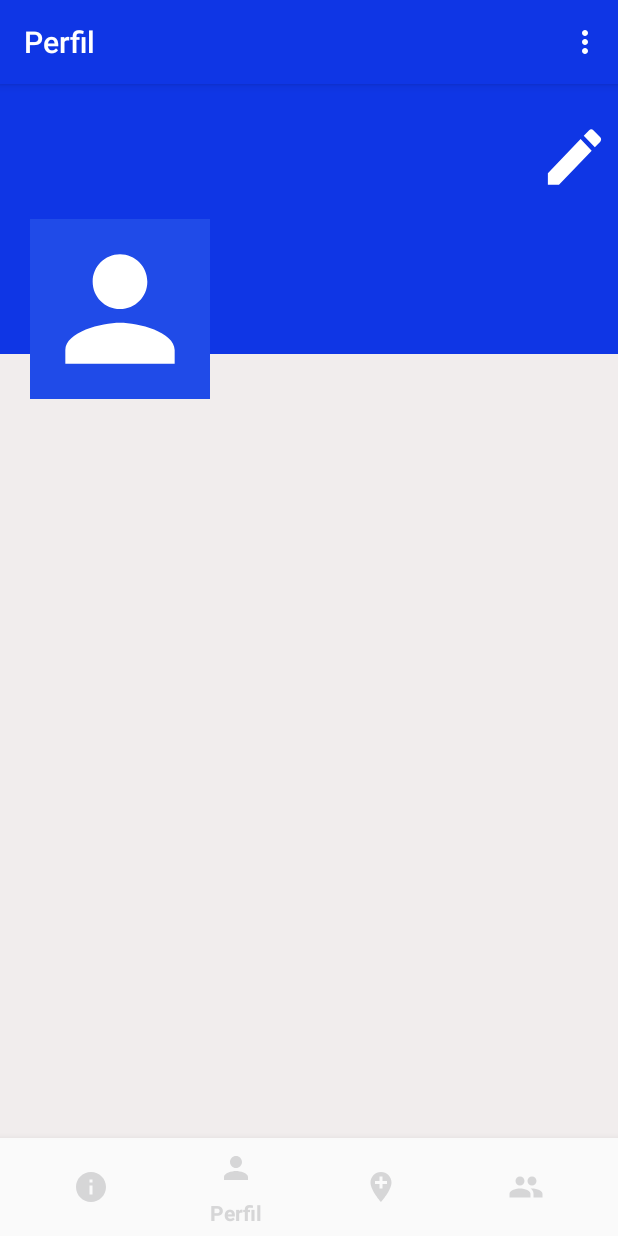
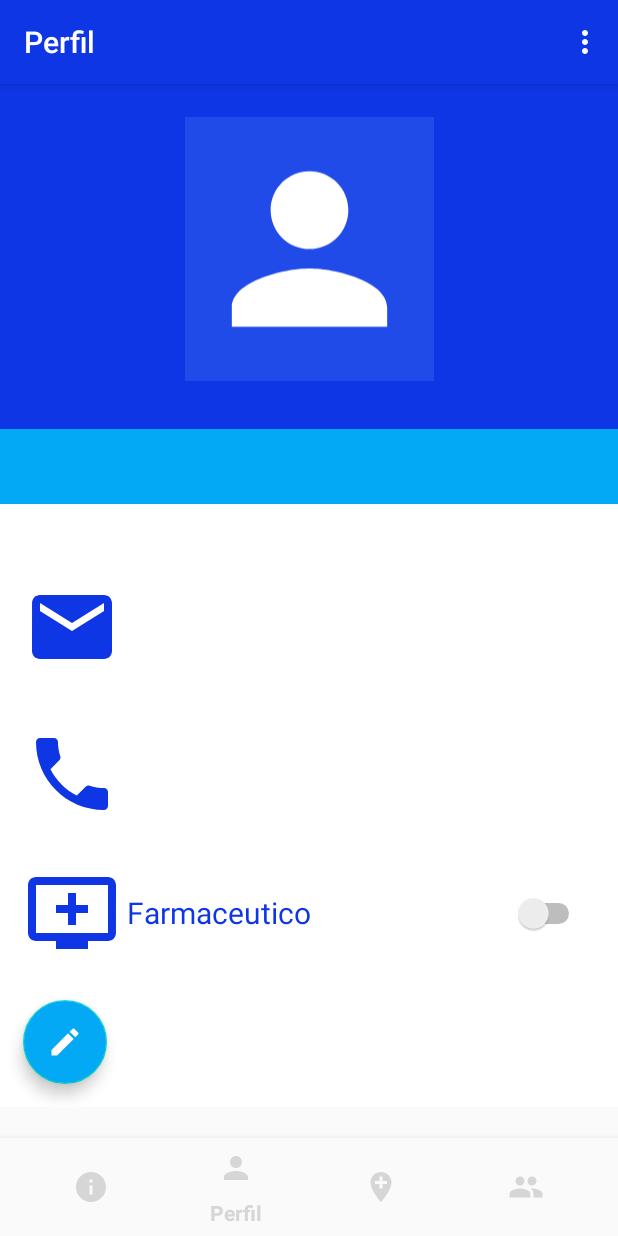
Before and after one commit to Dicorde/PharmApp_Final, an Android app: the screen it shows after launch once a user with an empty profile is signed in (DashboardActivity), item 2 of the bottom bar chosen, on a phone screen of 412 x 824 dp. Run offline under Robolectric (Android 15) with nearby library versions, the phone set to English and light mode, and no system bars; our stand-ins replace Firebase (no records; nobody signed in at launch, a user with empty details on screens opened directly), Picasso.

Commit message:
PharmApp_Final

```diff
--- a/app/src/main/java/com/example/diego/diploma/pharmapp_final/Activity/EditarUsuario.java
+++ b/app/src/main/java/com/example/diego/diploma/pharmapp_final/Activity/EditarUsuario.java
@@ -115,7 +115,6 @@ public class EditarUsuario extends AppCompatActivity {
                             map.put("password", password);
                             map.put("phone", phone);
                             map.put("imagenUsu", "");
-                              Log.d("ITEMCLICK", "siiii : "+map );
 
                      firebaseFirestore.collection("Users").document(user.getUid()).update(map).
                              addOnSuccessListener(new OnSuccessListener<Void>() {
--- a/app/src/main/java/com/example/diego/diploma/pharmapp_final/Adapter/AdapterChat.java
+++ b/app/src/main/java/com/example/diego/diploma/pharmapp_final/Adapter/AdapterChat.java
@@ -94,7 +94,7 @@ public class AdapterChat extends RecyclerView.Adapter<AdapterChat.MyHolder>{
         }
 
      //cuadro de dialogo para mensaje de elimianr
-        holder.mensajeLayout.setOnClickListener(new View.OnClickListener() {
+       holder.mensajeLayout.setOnClickListener(new View.OnClickListener() {
                 @Override
                 public void onClick(View v) {
                         AlertDialog.Builder builder = new AlertDialog.Builder(context);
@@ -141,7 +141,7 @@ public class AdapterChat extends RecyclerView.Adapter<AdapterChat.MyHolder>{
     }
 
 
-    private void deleteMessage( int position){
+   private void deleteMessage( int position){
 
         final String myUID = FirebaseAuth.getInstance().getCurrentUser().getUid();
 
@@ -150,7 +150,7 @@ public class AdapterChat extends RecyclerView.Adapter<AdapterChat.MyHolder>{
         String msgTimeStamp = chalist.get(position).getTimestamp();
 
         CollectionReference chatRef = firebaseFirestore.collection("Chat");
-        Log.d("ITEMCLICK", "paraqu : "+ chatRef);
+
 
         Query query = chatRef.orderBy("timestamp");
         Log.d("ITEMCLICK", "para : "+ query.orderBy("timestamp"));
--- a/app/src/main/java/com/example/diego/diploma/pharmapp_final/Adapter/AdapterUsuario.java
+++ b/app/src/main/java/com/example/diego/diploma/pharmapp_final/Adapter/AdapterUsuario.java
@@ -68,7 +68,7 @@ public class AdapterUsuario extends RecyclerView.Adapter<AdapterUsuario.Myholder
                 intent.putExtra("hisUid", miuid);
                 intent.putExtra("nameUid", userName);
                 intent.putExtra("images", userImagen);
-                Log.d("ITEMCLICK", "para q: "+ userImagen );
+              //  Log.d("ITEMCLICK", "para q: "+ userImagen );
 
                 context.startActivity(intent);
             }
--- a/app/src/main/java/com/example/diego/diploma/pharmapp_final/DashboardActivity.java
+++ b/app/src/main/java/com/example/diego/diploma/pharmapp_final/DashboardActivity.java
@@ -85,7 +85,7 @@ private BottomNavigationView.OnNavigationItemSelectedListener selectedListener=
          // opcines para las navegaxion inferior
                 switch (menuItem.getItemId()) {
                     case R.id.nav_Info:
-                        actionBar.setTitle("Info");
+                        actionBar.setTitle("Informacion");
                         InformacionFragment fragment1 = new InformacionFragment();
                         FragmentTransaction ft1 = getSupportFragmentManager().beginTransaction();
                         ft1.replace(R.id.content, fragment1, "");
--- a/app/src/main/java/com/example/diego/diploma/pharmapp_final/Fragmento/PerfilFragment.java
+++ b/app/src/main/java/com/example/diego/diploma/pharmapp_final/Fragmento/PerfilFragment.java
@@ -12,6 +12,7 @@ import android.view.View;
 import android.view.ViewGroup;
 import android.widget.Button;
 import android.widget.ImageView;
+import android.widget.Switch;
 import android.widget.TextView;
 
 import androidx.annotation.NonNull;
@@ -23,6 +24,7 @@ import com.example.diego.diploma.pharmapp_final.Activity.MainActivity;
 import com.example.diego.diploma.pharmapp_final.Activity.Registro;
 import com.example.diego.diploma.pharmapp_final.R;
 import com.google.android.gms.tasks.OnSuccessListener;
+import com.google.android.material.floatingactionbutton.FloatingActionButton;
 import com.google.firebase.auth.FirebaseAuth;
 import com.google.firebase.auth.FirebaseUser;
 import com.google.firebase.database.DatabaseReference;
@@ -41,7 +43,8 @@ public class PerfilFragment extends Fragment {
 
     ImageView perfilIv;
     TextView nameTv, emailTv, phoneTv;
-    Button Update;
+    private Switch typeUser;
+    FloatingActionButton Update;
 
 
 
@@ -64,6 +67,7 @@ public class PerfilFragment extends Fragment {
         nameTv = view.findViewById(R.id.nameTv);
         emailTv = view.findViewById(R.id.emailTv);
         phoneTv = view.findViewById(R.id.phoneTv);
+        typeUser = view.findViewById(R.id.typeUser);
         Update = view.findViewById(R.id.Update);
 
         Update.setOnClickListener(new View.OnClickListener() {
@@ -71,7 +75,7 @@ public class PerfilFragment extends Fragment {
             public void onClick(View v) {
                 Intent intent = new Intent(getActivity(), EditarUsuario.class);
                 startActivity(intent);
-                Log.d("ITEMCLICK", "siiii : "+intent );
+             //   Log.d("ITEMCLICK", "siiii : "+intent );
 
             }
         });
@@ -86,10 +90,15 @@ public class PerfilFragment extends Fragment {
                        String email = "" + documentSnapshot.getString("email");
                        String phone = "" + documentSnapshot.getString("phone");
                        String image = "" + documentSnapshot.getString("imagenUsu");
+                       boolean ty = Boolean.parseBoolean(""+documentSnapshot.getBoolean("type"));
 
                        nameTv.setText(name);
                        emailTv.setText(email);
                        phoneTv.setText(phone);
+                       typeUser.setChecked(Boolean.parseBoolean(String.valueOf(ty)));
+                       //typeUser.setText(ty);
+
+
                    try {
                        Picasso.get().load(image).into(perfilIv);
                    } catch (Exception e) {
--- a/app/src/main/java/com/example/diego/diploma/pharmapp_final/Fragmento/UserFragment.java
+++ b/app/src/main/java/com/example/diego/diploma/pharmapp_final/Fragmento/UserFragment.java
@@ -99,7 +99,7 @@ public class UserFragment extends Fragment {
                                 adapterUsuario = new AdapterUsuario(getActivity(), Lista);
                                 //set adaptador to recycler view
                                 recyclerView.setAdapter(adapterUsuario);
-                                Log.d("ITEMCLICK", "siiii : "+ recyclerView);
+                            //    Log.d("ITEMCLICK", "siiii : "+ recyclerView);
 
                             }
                         }
--- /dev/null
+++ b/app/src/main/res/drawable/ic_email.xml
@@ -0,0 +1,5 @@
+<vector android:height="64dp" android:tint="@color/colorPrimaryDark"
+    android:viewportHeight="24.0" android:viewportWidth="24.0"
+    android:width="64dp" xmlns:android="http://schemas.android.com/apk/res/android">
+    <path android:fillColor="#FF000000" android:pathData="M20,4L4,4c-1.1,0 -1.99,0.9 -1.99,2L2,18c0,1.1 0.9,2 2,2h16c1.1,0 2,-0.9 2,-2L22,6c0,-1.1 -0.9,-2 -2,-2zM20,8l-8,5 -8,-5L4,6l8,5 8,-5v2z"/>
+</vector>
--- /dev/null
+++ b/app/src/main/res/drawable/ic_medice.xml
@@ -0,0 +1,5 @@
+<vector android:height="64dp" android:tint="@color/colorPrimaryDark"
+    android:viewportHeight="24.0" android:viewportWidth="24.0"
+    android:width="64dp" xmlns:android="http://schemas.android.com/apk/res/android">
+    <path android:fillColor="#FF000000" android:pathData="M21,3L3,3c-1.11,0 -2,0.89 -2,2v12c0,1.1 0.89,2 2,2h5v2h8v-2h5c1.1,0 1.99,-0.9 1.99,-2L23,5c0,-1.11 -0.9,-2 -2,-2zM21,17L3,17L3,5h18v12zM16,10v2h-3v3h-2v-3L8,12v-2h3L11,7h2v3h3z"/>
+</vector>
--- /dev/null
+++ b/app/src/main/res/drawable/ic_phone.xml
@@ -0,0 +1,5 @@
+<vector android:height="64dp" android:tint="@color/colorPrimaryDark"
+    android:viewportHeight="24.0" android:viewportWidth="24.0"
+    android:width="64dp" xmlns:android="http://schemas.android.com/apk/res/android">
+    <path android:fillColor="#FF000000" android:pathData="M6.62,10.79c1.44,2.83 3.76,5.14 6.59,6.59l2.2,-2.2c0.27,-0.27 0.67,-0.36 1.02,-0.24 1.12,0.37 2.33,0.57 3.57,0.57 0.55,0 1,0.45 1,1V20c0,0.55 -0.45,1 -1,1 -9.39,0 -17,-7.61 -17,-17 0,-0.55 0.45,-1 1,-1h3.5c0.55,0 1,0.45 1,1 0,1.25 0.2,2.45 0.57,3.57 0.11,0.35 0.03,0.74 -0.25,1.02l-2.2,2.2z"/>
+</vector>
--- a/app/src/main/res/layout/fragment_perfil.xml
+++ b/app/src/main/res/layout/fragment_perfil.xml
@@ -1,103 +1,157 @@
 <?xml version="1.0" encoding="utf-8"?>
+
 <ScrollView xmlns:android="http://schemas.android.com/apk/res/android"
     xmlns:app="http://schemas.android.com/apk/res-auto"
     xmlns:tools="http://schemas.android.com/tools"
     android:layout_width="match_parent"
     android:layout_height="match_parent"
-    android:background="#F1EDED"
     tools:context=".Fragmento.PerfilFragment">
 
-    <RelativeLayout
+<LinearLayout
 android:layout_width="match_parent"
-        android:layout_height="wrap_content">
+android:layout_height="match_parent"
+    android:background="#F1EDED"
+    android:orientation="vertical">
+
+    <androidx.constraintlayout.widget.ConstraintLayout
+        android:layout_width="match_parent"
+        android:layout_height="wrap_content"
+        android:background="@color/colorPrimaryDark">
 
 
-        <RelativeLayout
+        <ImageView
+            android:id="@+id/perfilIv"
+            android:layout_width="166dp"
+            android:layout_height="176dp"
+            android:layout_marginStart="24dp"
+            android:layout_marginTop="22dp"
+            android:layout_marginEnd="24dp"
+            android:layout_marginBottom="8dp"
+            android:background="#204BE8"
+            android:padding="5dp"
+            android:src="@drawable/ic_person_black_24dp"
+            app:layout_constraintBottom_toTopOf="@+id/linearLayout2"
+            app:layout_constraintEnd_toEndOf="parent"
+            app:layout_constraintStart_toStartOf="parent"
+            app:layout_constraintTop_toTopOf="parent" />
+
+        <LinearLayout
+            android:id="@+id/linearLayout2"
             android:layout_width="match_parent"
-            android:layout_height="180dp"
-            android:background="@color/colorPrimaryDark">
+            android:layout_height="wrap_content"
+            android:layout_marginTop="24dp"
+            android:background="#FFFFFF"
+            android:orientation="vertical"
+            app:layout_constraintBottom_toBottomOf="parent"
+            app:layout_constraintTop_toBottomOf="@+id/perfilIv"
+            tools:layout_editor_absoluteX="115dp">
+
+            <TextView
+                android:id="@+id/nameTv"
+                android:layout_width="match_parent"
+                android:layout_height="50dp"
+                android:background="#03A9F4"
+                android:gravity="center"
+                android:textColor="#FFFFFF"
+                android:textSize="25dp" />
+
+        </LinearLayout>
+
+    </androidx.constraintlayout.widget.ConstraintLayout>
+
+    <LinearLayout
+        android:layout_width="match_parent"
+        android:layout_height="match_parent"
+        android:background="#FFFFFF"
+        android:orientation="horizontal">
 
         <androidx.constraintlayout.widget.ConstraintLayout
             android:layout_width="match_parent"
             android:layout_height="match_parent">
 
-                <Button
-                    android:id="@+id/Update"
-                    android:layout_width="47dp"
-                    android:layout_height="49dp"
-                    android:layout_marginTop="24dp"
-                    android:layout_marginEnd="5dp"
-                    android:layout_marginBottom="108dp"
-                    android:background="@drawable/ic_edit"
-                    app:layout_constraintBottom_toBottomOf="parent"
-                    app:layout_constraintEnd_toEndOf="parent"
-                    app:layout_constraintHorizontal_bias="1.0"
-                    app:layout_constraintStart_toStartOf="parent"
-                    app:layout_constraintTop_toTopOf="parent"
-                    app:layout_constraintVertical_bias="0.0" />
-            </androidx.constraintlayout.widget.ConstraintLayout>
-
-        </RelativeLayout>
-
-        <LinearLayout
-            android:layout_width="match_parent"
-            android:layout_height="120dp"
-            android:layout_marginTop="90dp"
-            android:orientation="horizontal">
-
-
-            <ImageView
-                android:id="@+id/perfilIv"
-                android:layout_width="120dp"
-                android:layout_height="120dp"
-                android:layout_marginStart="20dp"
-                android:layout_marginLeft="20dp"
-                android:background="#204BE8"
-                android:padding="5dp"
-                android:src="@drawable/ic_person_black_24dp" />
-
-            <LinearLayout
-                android:layout_width="match_parent"
-                android:layout_height="wrap_content"
-                android:orientation="vertical">
-
-                <TextView
-                    android:id="@+id/nameTv"
-                    android:layout_width="match_parent"
-                    android:layout_height="wrap_content"
-                    android:layout_marginStart="10dp"
-                    android:layout_marginLeft="5dp"
-
-                    android:textColor="#FFFFFF"
-                    android:textSize="25dp" />
-
             <TextView
                 android:id="@+id/emailTv"
                 android:layout_width="match_parent"
                 android:layout_height="wrap_content"
-                    android:layout_marginLeft="5dp"
-
-                    android:textColor="#FFFFFF"
-                    android:textSize="25dp" />
+                android:layout_marginStart="16dp"
+                android:layout_marginTop="50dp"
+                android:layout_marginEnd="16dp"
+                android:drawableLeft="@drawable/ic_email"
+                android:drawablePadding="2dp"
+                android:gravity="center_vertical"
+                android:textColor="@color/colorPrimaryDark"
+                android:textSize="25dp"
+                app:layout_constraintEnd_toEndOf="parent"
+                app:layout_constraintStart_toStartOf="parent"
+                app:layout_constraintTop_toTopOf="parent" />
 
             <TextView
                 android:id="@+id/phoneTv"
                 android:layout_width="match_parent"
                 android:layout_height="wrap_content"
-                    android:layout_marginStart="5dp"
-                    android:layout_marginLeft="5dp"
+                android:layout_marginStart="16dp"
+                android:layout_marginTop="34dp"
+                android:layout_marginEnd="24dp"
+                android:drawableLeft="@drawable/ic_phone"
+                android:drawablePadding="2dp"
+                android:gravity="center_vertical"
+                android:textColor="@color/colorPrimaryDark"
+                android:textSize="25dp"
+                app:layout_constraintEnd_toEndOf="parent"
+                app:layout_constraintHorizontal_bias="0.0"
+                app:layout_constraintStart_toStartOf="parent"
+                app:layout_constraintTop_toBottomOf="@+id/emailTv" />
 
 
-                    android:textColor="#F3F4FA"
-                    android:textSize="15dp" />
+            <Switch
+                android:id="@+id/typeUser"
+                android:layout_width="374dp"
+                android:layout_height="53dp"
+                android:layout_marginStart="16dp"
+                android:layout_marginTop="34dp"
+                android:layout_marginEnd="90dp"
+                android:layout_marginBottom="16dp"
+                android:drawableLeft="@drawable/ic_medice"
+                android:text=" Farmaceutico"
+                android:textColor="@color/colorPrimaryDark"
+                android:textSize="20sp"
+                app:layout_constraintBottom_toBottomOf="parent"
+                app:layout_constraintEnd_toEndOf="parent"
+                app:layout_constraintHorizontal_bias="0.0"
+                app:layout_constraintStart_toStartOf="parent"
+                app:layout_constraintTop_toBottomOf="@+id/phoneTv"
+                app:layout_constraintVertical_bias="0.0" />
+        </androidx.constraintlayout.widget.ConstraintLayout>
+
+
+
+    </LinearLayout>
+
+    <LinearLayout
+        android:layout_width="match_parent"
+        android:layout_height="match_parent"
+        android:background="#FFFFFF"
+        android:orientation="vertical">
+
+        <com.google.android.material.floatingactionbutton.FloatingActionButton
+            android:id="@+id/Update"
+            android:layout_width="56dp"
+            android:layout_height="56dp"
+            android:layout_margin="15dp"
+            android:layout_marginEnd="16dp"
+            android:layout_marginBottom="32dp"
+            android:backgroundTint="#03A9F4"
+            android:clickable="true"
+            android:src="@drawable/ic_edit"
+            android:tint="#FFFFFF"
+            app:layout_constraintVertical_bias="1.0"
+            app:rippleColor="#FFFFFF"
+            tools:srcCompat="@tools:sample/backgrounds/scenic" />
+
+
+    </LinearLayout>
 
 </LinearLayout>
 
 
-        </LinearLayout>
-
-    </RelativeLayout>
-
-
-
 </ScrollView>
```
Also changed, not shown: app/src/main/java/com/example/diego/diploma/pharmapp_final/Activity/Chat.java (+13 -11 lines), app/src/main/java/com/example/diego/diploma/pharmapp_final/Activity/Login.java (+18 -0 lines), app/src/main/res/layout/activity_editar_usuario.xml (+28 -9 lines), app/src/main/res/layout/activity_login.xml (+14 -10 lines), app/src/main/res/layout/activity_main.xml (+9 -8 lines), app/src/main/res/layout/activity_registro.xml (+29 -17 lines). Lines whose indentation alone changed are shown as unchanged.
